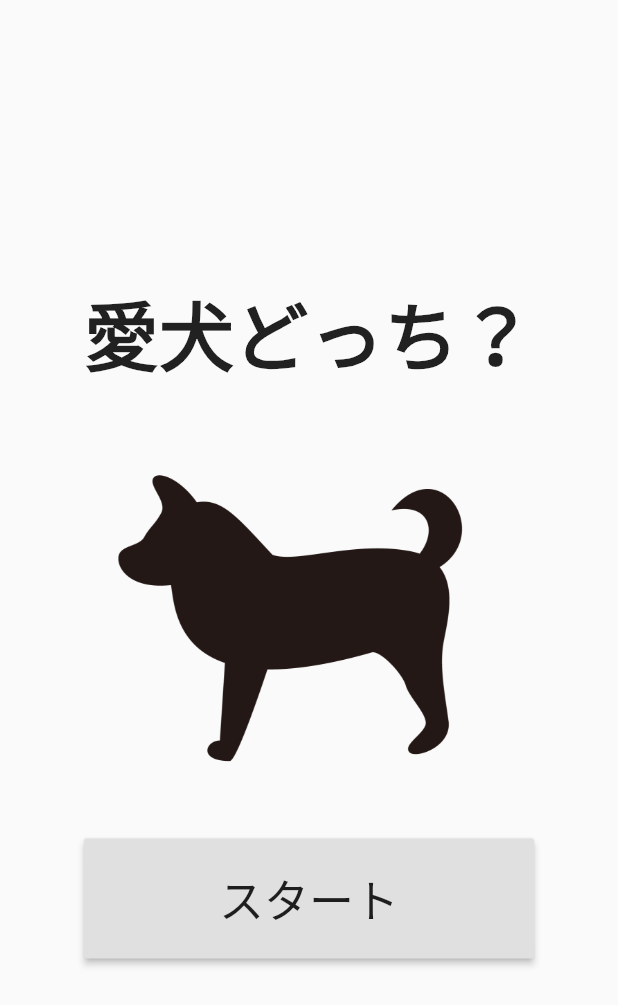
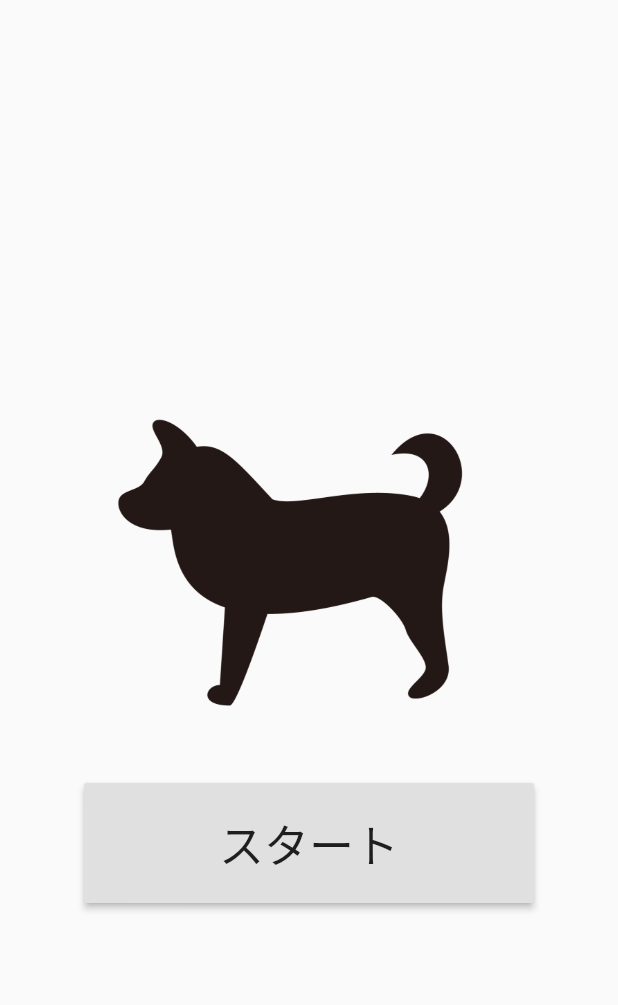
Before and after one commit to enutake/which_my_dog, a Flutter app: the screen it shows after launch, after a tap on "スタート", on a phone screen of 412 x 824 dp. Shown: the top 1005 px of the screen. Run offline on Flutter 3.47's test engine with Material 2 defaults, Android fonts, the light colour scheme and no system bars.

Commit message:
feat: クイズページのルーティング設定追加

```diff
--- a/which_my_dog/lib/main.dart
+++ b/which_my_dog/lib/main.dart
@@ -13,6 +13,7 @@ class MyApp extends StatelessWidget {
       initialRoute: '/',
       routes: {
         '/': (context) => FirstPage(),
+        '/quiz': (context) => QuizPage(),
       },
     );
   }
@@ -43,7 +44,9 @@ class FirstPage extends StatelessWidget {
                   "スタート",
                   style: TextStyle(fontSize: 30),
                 ),
-                onPressed: () {},
+                onPressed: () {
+                  Navigator.of(context).pushNamed('/quiz');
+                },
               ),
             ),
           ],
@@ -52,3 +55,35 @@ class FirstPage extends StatelessWidget {
     );
   }
 }
+class QuizPage extends StatelessWidget {
+  @override
+  Widget build(BuildContext context) {
+    return Scaffold(
+      body: Center(
+        child: Column(
+          mainAxisAlignment: MainAxisAlignment.center,
+          children: <Widget>[
+            Image.asset(
+              'images/inu_silhouette.png',
+              width: 300,
+              height: 300,
+            ),
+            SizedBox(
+              width: 300,
+              height: 80,
+              child: RaisedButton(
+                child: Text(
+                  "スタート",
+                  style: TextStyle(fontSize: 30),
+                ),
+                onPressed: () {
+                  Navigator.of(context).pushNamed('/');
+                },
+              ),
+            ),
+          ],
+        ),
+      ),
+    );
+  }
+}
```
